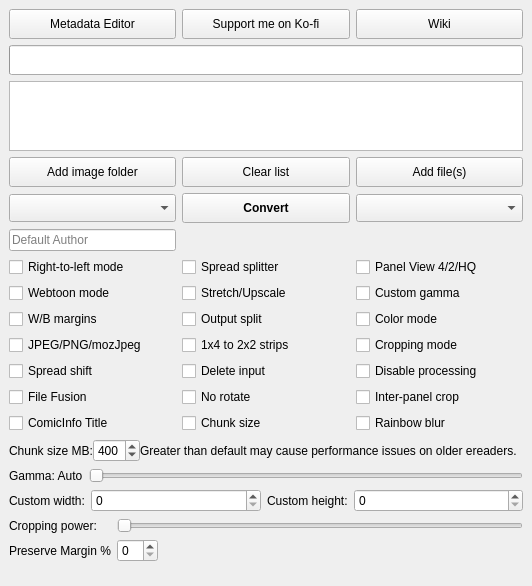
Above: gui/KCC.ui from ciromattia/kcc before the change. Below: the same form after it.
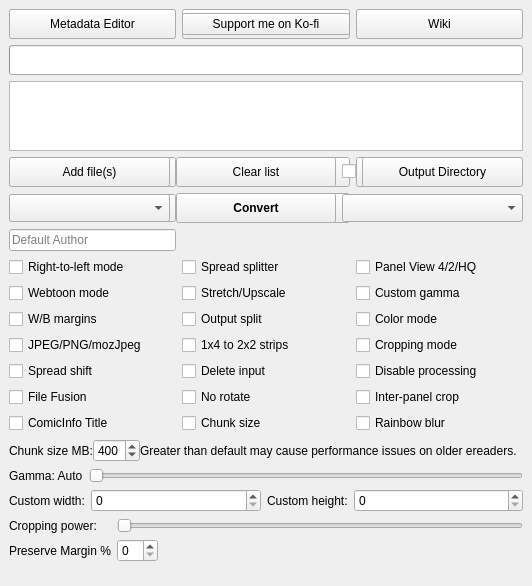
That is the form after the change. Icons and pictures are not drawn.

Commit message:
Replaced Add Folders with output directory button.
I took the code from #969 and replaced the selectDir() function with it. Then replaced the button and linked it to selectDir()

The edit to the form file:
```diff
--- a/gui/KCC.ui
+++ b/gui/KCC.ui
@@ -6,8 +6,8 @@
    <rect>
     <x>0</x>
     <y>0</y>
-    <width>519</width>
-    <height>572</height>
+    <width>500</width>
+    <height>554</height>
    </rect>
   </property>
   <property name="windowTitle">
@@ -275,6 +275,22 @@
       </property>
      </widget>
     </item>
+    <item row="2" column="0" colspan="2">
+     <widget class="QListWidget" name="jobList">
+      <property name="styleSheet">
+       <string notr="true"/>
+      </property>
+      <property name="selectionMode">
+       <enum>QAbstractItemView::SelectionMode::NoSelection</enum>
+      </property>
+      <property name="verticalScrollMode">
+       <enum>QAbstractItemView::ScrollMode::ScrollPerPixel</enum>
+      </property>
+      <property name="horizontalScrollMode">
+       <enum>QAbstractItemView::ScrollMode::ScrollPerPixel</enum>
+      </property>
+     </widget>
+    </item>
     <item row="8" column="0" colspan="2">
      <widget class="QWidget" name="customWidget" native="true">
       <property name="visible">
@@ -730,6 +746,78 @@
       </layout>
      </widget>
     </item>
+    <item row="0" column="0" colspan="2">
+     <widget class="QWidget" name="toolWidget" native="true">
+      <layout class="QHBoxLayout" name="horizontalLayout">
+       <property name="leftMargin">
+        <number>0</number>
+       </property>
+       <property name="topMargin">
+        <number>0</number>
+       </property>
+       <property name="rightMargin">
+        <number>0</number>
+       </property>
+       <property name="bottomMargin">
+        <number>0</number>
+       </property>
+       <item>
+        <widget class="QPushButton" name="editorButton">
+         <property name="minimumSize">
+          <size>
+           <width>0</width>
+           <height>30</height>
+          </size>
+         </property>
+         <property name="toolTip">
+          <string>&lt;html&gt;&lt;head/&gt;&lt;body&gt;&lt;p style='white-space:pre'&gt;Shift+Click to edit directory.&lt;/p&gt;&lt;/body&gt;&lt;/html&gt;</string>
+         </property>
+         <property name="text">
+          <string>Metadata Editor</string>
+         </property>
+         <property name="icon">
+          <iconset resource="KCC.qrc">
+           <normaloff>:/Other/icons/editor.png</normaloff>:/Other/icons/editor.png</iconset>
+         </property>
+        </widget>
+       </item>
+       <item>
+        <widget class="QPushButton" name="kofiButton">
+         <property name="text">
+          <string>Support me on Ko-fi</string>
+         </property>
+         <property name="icon">
+          <iconset resource="KCC.qrc">
+           <normaloff>:/Other/icons/kofi_symbol.png</normaloff>:/Other/icons/kofi_symbol.png</iconset>
+         </property>
+         <property name="iconSize">
+          <size>
+           <width>19</width>
+           <height>16</height>
+          </size>
+         </property>
+        </widget>
+       </item>
+       <item>
+        <widget class="QPushButton" name="wikiButton">
+         <property name="minimumSize">
+          <size>
+           <width>0</width>
+           <height>30</height>
+          </size>
+         </property>
+         <property name="text">
+          <string>Wiki</string>
+         </property>
+         <property name="icon">
+          <iconset resource="KCC.qrc">
+           <normaloff>:/Other/icons/wiki.png</normaloff>:/Other/icons/wiki.png</iconset>
+         </property>
+        </widget>
+       </item>
+      </layout>
+     </widget>
+    </item>
     <item row="6" column="0">
      <widget class="QWidget" name="chunkSizeWidget" native="true">
       <property name="sizePolicy">
@@ -802,6 +890,167 @@
       </layout>
      </widget>
     </item>
+    <item row="3" column="0" colspan="2">
+     <widget class="QWidget" name="buttonWidget" native="true">
+      <property name="sizePolicy">
+       <sizepolicy hsizetype="Preferred" vsizetype="Fixed">
+        <horstretch>0</horstretch>
+        <verstretch>0</verstretch>
+       </sizepolicy>
+      </property>
+      <property name="contextMenuPolicy">
+       <enum>Qt::ContextMenuPolicy::DefaultContextMenu</enum>
+      </property>
+      <layout class="QGridLayout" name="gridLayout_4">
+       <property name="leftMargin">
+        <number>0</number>
+       </property>
+       <property name="topMargin">
+        <number>0</number>
+       </property>
+       <property name="rightMargin">
+        <number>0</number>
+       </property>
+       <property name="bottomMargin">
+        <number>0</number>
+       </property>
+       <item row="1" column="3">
+        <widget class="QPushButton" name="convertButton">
+         <property name="minimumSize">
+          <size>
+           <width>0</width>
+           <height>30</height>
+          </size>
+         </property>
+         <property name="font">
+          <font>
+           <bold>true</bold>
+          </font>
+         </property>
+         <property name="toolTip">
+          <string>&lt;html&gt;&lt;head/&gt;&lt;body&gt;&lt;pre style=&quot; margin-top:12px; margin-bottom:12px; margin-left:0px; margin-right:0px; -qt-block-indent:0; text-indent:0px;&quot;&gt;Shift+Click to select the output directory for this list.&lt;/pre&gt;&lt;/body&gt;&lt;/html&gt;</string>
+         </property>
+         <property name="text">
+          <string>Convert</string>
+         </property>
+         <property name="icon">
+          <iconset resource="KCC.qrc">
+           <normaloff>:/Other/icons/convert.png</normaloff>:/Other/icons/convert.png</iconset>
+         </property>
+        </widget>
+       </item>
+       <item row="1" column="4" colspan="2">
+        <widget class="QComboBox" name="formatBox">
+         <property name="minimumSize">
+          <size>
+           <width>0</width>
+           <height>28</height>
+          </size>
+         </property>
+         <property name="toolTip">
+          <string>&lt;html&gt;&lt;head/&gt;&lt;body&gt;&lt;p style='white-space:pre'&gt;Output format.&lt;/p&gt;&lt;/body&gt;&lt;/html&gt;</string>
+         </property>
+        </widget>
+       </item>
+       <item row="0" column="3">
+        <widget class="QPushButton" name="clearButton">
+         <property name="minimumSize">
+          <size>
+           <width>0</width>
+           <height>30</height>
+          </size>
+         </property>
+         <property name="text">
+          <string>Clear list</string>
+         </property>
+         <property name="icon">
+          <iconset resource="KCC.qrc">
+           <normaloff>:/Other/icons/clear.png</normaloff>:/Other/icons/clear.png</iconset>
+         </property>
+        </widget>
+       </item>
+       <item row="1" column="1">
+        <widget class="QComboBox" name="deviceBox">
+         <property name="minimumSize">
+          <size>
+           <width>0</width>
+           <height>28</height>
+          </size>
+         </property>
+         <property name="toolTip">
+          <string>&lt;html&gt;&lt;head/&gt;&lt;body&gt;&lt;p style='white-space:pre'&gt;Target device.&lt;/p&gt;&lt;/body&gt;&lt;/html&gt;</string>
+         </property>
+        </widget>
+       </item>
+       <item row="0" column="1">
+        <widget class="QPushButton" name="fileButton">
+         <property name="minimumSize">
+          <size>
+           <width>0</width>
+           <height>30</height>
+          </size>
+         </property>
+         <property name="toolTip">
+          <string>&lt;html&gt;&lt;head/&gt;&lt;body&gt;&lt;p style='white-space:pre'&gt;Add CBR, CBZ, CB7 or PDF file to queue.&lt;/p&gt;&lt;/body&gt;&lt;/html&gt;</string>
+         </property>
+         <property name="text">
+          <string>Add file(s)</string>
+         </property>
+         <property name="icon">
+          <iconset resource="KCC.qrc">
+           <normaloff>:/Other/icons/document_new.png</normaloff>:/Other/icons/document_new.png</iconset>
+         </property>
+        </widget>
+       </item>
+       <item row="0" column="5">
+        <widget class="QPushButton" name="directoryButton">
+         <property name="minimumSize">
+          <size>
+           <width>0</width>
+           <height>30</height>
+          </size>
+         </property>
+         <property name="toolTip">
+          <string>&lt;html&gt;&lt;head/&gt;&lt;body&gt;&lt;pre style=&quot; margin-top:12px; margin-bottom:12px; margin-left:0px; margin-right:0px; -qt-block-indent:0; text-indent:0px;&quot;&gt;&lt;span style=&quot; font-family:'Courier New';&quot;&gt;Use this to select an output directory that will be used during this session. &lt;/span&gt;&lt;/pre&gt;&lt;/body&gt;&lt;/html&gt;</string>
+         </property>
+         <property name="text">
+          <string>Output Directory</string>
+         </property>
+         <property name="icon">
+          <iconset resource="KCC.qrc">
+           <normaloff>:/Other/icons/folder_new.png</normaloff>:/Other/icons/folder_new.png</iconset>
+         </property>
+        </widget>
+       </item>
+       <item row="0" column="4">
+        <widget class="QCheckBox" name="enableDirectory">
+         <property name="sizePolicy">
+          <sizepolicy hsizetype="Fixed" vsizetype="Fixed">
+           <horstretch>0</horstretch>
+           <verstretch>0</verstretch>
+          </sizepolicy>
+         </property>
+         <property name="contextMenuPolicy">
+          <enum>Qt::ContextMenuPolicy::NoContextMenu</enum>
+         </property>
+         <property name="toolTip">
+          <string>&lt;html&gt;&lt;head/&gt;&lt;body&gt;&lt;p&gt;Click to enable custom directory.&lt;/p&gt;&lt;/body&gt;&lt;/html&gt;</string>
+         </property>
+         <property name="text">
+          <string/>
+         </property>
+        </widget>
+       </item>
+      </layout>
+      <zorder>clearButton</zorder>
+      <zorder>deviceBox</zorder>
+      <zorder>convertButton</zorder>
+      <zorder>formatBox</zorder>
+      <zorder>directoryButton</zorder>
+      <zorder>fileButton</zorder>
+      <zorder>enableDirectory</zorder>
+     </widget>
+    </item>
    </layout>
   </widget>
   <widget class="QStatusBar" name="statusBar">
```
Left out of the diff: 2 changed lines with no effect on the pictures. The commit also changes 3 other files.
